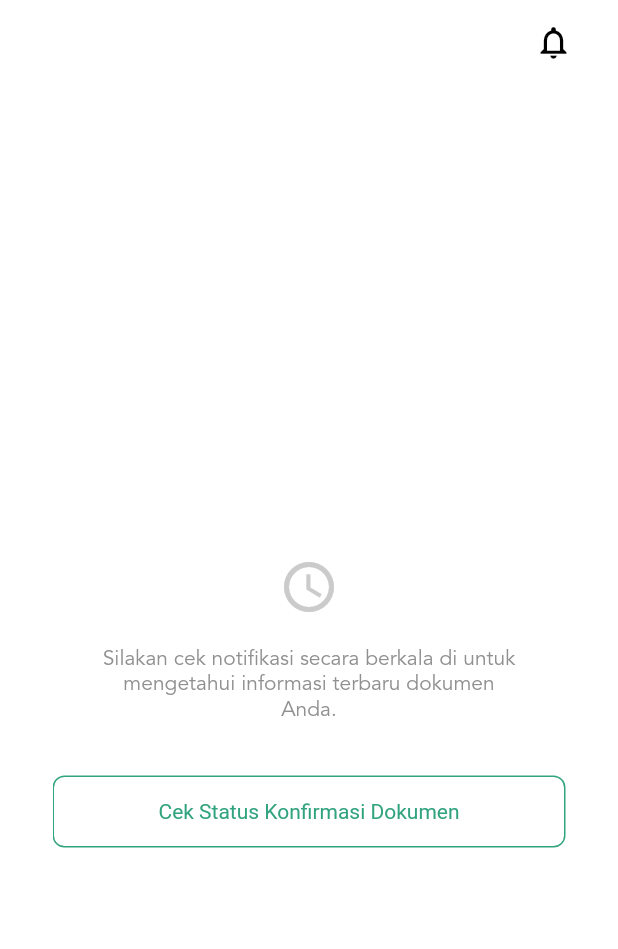
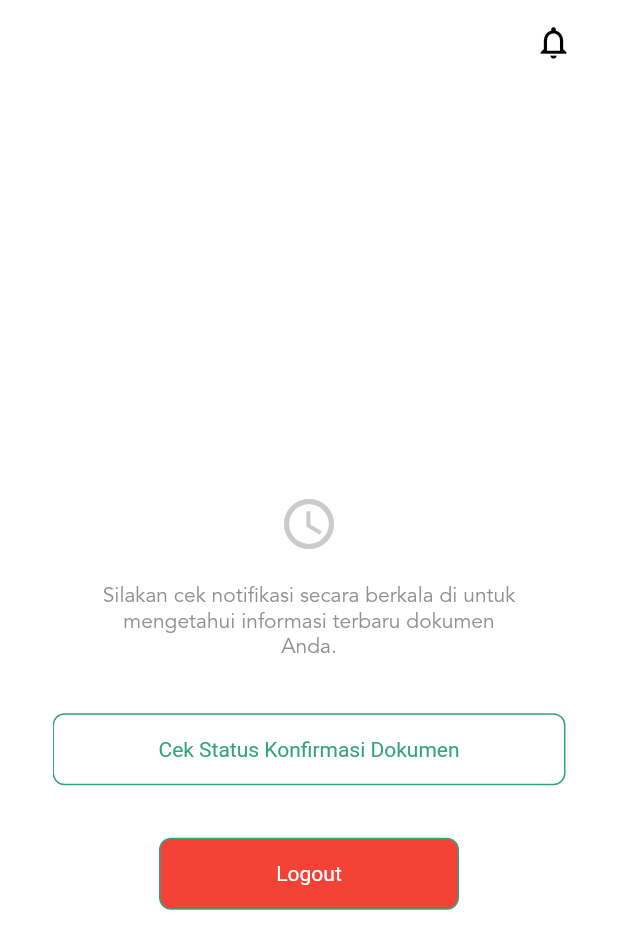
Before and after one commit to priambudiLB/trashi-mobile, a Flutter app: the ProfileScreenNotVerified screen opened by its route, on a phone screen of 412 x 824 dp. Shown: the top 949 px of the screen. Run offline on Flutter 3.47's test engine with Material 2 defaults, Android fonts, the phone set to English and light mode, and no system bars; our stand-ins replace dio, flutter_secure_storage, flutter_svg, formz, google_maps_flutter, image_picker and 5 more; missing offline and left inert: flutter_google_places, google_maps_webservice; accounts and stored records are empty; generated files the repository leaves out were written again; project files that could hold a hidden picture were left out.

Commit message:
fix: add logout

```diff
--- a/lib/app.dart
+++ b/lib/app.dart
@@ -24,6 +24,7 @@ class TrashiApplication extends StatelessWidget {
       theme: defaultTheme,
       title: APP_NAME,
       initialRoute: SplashScreen.PATH,
+      debugShowCheckedModeBanner: false,
       routes: <String, WidgetBuilder>{
         SplashScreen.PATH: (_) => SplashScreen(),
         ProfileScreenVerified.PATH: (_) => ProfileScreenVerified(),
--- a/lib/http_request/models/auth.dart
+++ b/lib/http_request/models/auth.dart
@@ -7,11 +7,9 @@ class SignInRequest {
   @JsonKey(name: 'username')
   String email;
   String password;
+  String requestSource;
 
-  SignInRequest({
-    this.email,
-    this.password,
-  });
+  SignInRequest({this.email, this.password, this.requestSource});
 
   factory SignInRequest.fromJson(Map<String, dynamic> json) =>
       _$SignInRequestFromJson(json);
--- a/lib/pages/log_in_screen/log_in_screen.dart
+++ b/lib/pages/log_in_screen/log_in_screen.dart
@@ -75,9 +75,9 @@ class _LogInScreenState extends State<LogInScreen> {
       }
     } else if (isEmail(_emailOrPhoneNumberController.text)) {
       SignInRequest body = SignInRequest(
-        email: _emailOrPhoneNumberController.text,
-        password: _passwordController.text,
-      );
+          email: _emailOrPhoneNumberController.text,
+          password: _passwordController.text,
+          requestSource: "mobile-app");
 
       final response = await ApiProvider().signIn(body);
 
--- a/lib/pages/profile_screen_redesign/profile_screen_checker.dart
+++ b/lib/pages/profile_screen_redesign/profile_screen_checker.dart
@@ -1,5 +1,4 @@
 import 'package:flutter/material.dart';
-import 'package:flutter/scheduler.dart';
 import 'package:formz/formz.dart';
 import 'package:trashi/pages/profile_screen_redesign/profile_screen_not_verified.dart';
 import 'package:trashi/pages/profile_screen_redesign/profile_screen_new.dart';
@@ -26,7 +25,7 @@ class _ProfileScreenCheckerState extends State<ProfileScreenChecker> {
   Widget build(BuildContext context) {
     if (context.watch<ProfileScreenProvider>().statusFetchData ==
         FormzStatus.submissionSuccess) {
-      if (context.watch<ProfileScreenProvider>().isAcc <= 0)
+      if (context.watch<ProfileScreenProvider>().isAcc <= 2)
         return ProfileScreenNotVerified();
       else
         return ProfileScreenVerified();
--- a/lib/pages/profile_screen_redesign/profile_screen_not_verified.dart
+++ b/lib/pages/profile_screen_redesign/profile_screen_not_verified.dart
@@ -33,11 +33,11 @@ class ProfileScreenNotVerified extends StatelessWidget {
             context.read<ProfileScreenProvider>().fetchData();
           },
           child: SingleChildScrollView(
-              physics: AlwaysScrollableScrollPhysics(),
+              physics: const AlwaysScrollableScrollPhysics(),
               child: Container(
                   alignment: Alignment.center,
                   height: MediaQuery.of(context).size.height -
-                      6 * MediaQuery.of(context).padding.top,
+                      5.5 * MediaQuery.of(context).padding.top,
                   child: WaitingForDocumentConfirmationComponent())),
         ),
       ),
--- a/lib/pages/profile_screen_redesign/registration_document_confirmation/components/waiting_for_document_confirmation_component.dart
+++ b/lib/pages/profile_screen_redesign/registration_document_confirmation/components/waiting_for_document_confirmation_component.dart
@@ -1,14 +1,17 @@
 import 'package:flutter/material.dart';
+import 'package:flutter/scheduler.dart';
 import 'package:trashi/components/button.dart';
 import 'package:trashi/constants/colors.dart';
+import 'package:trashi/pages/onboarding_redesign_screen/on_boarding_screen_view.dart';
+import 'package:trashi/pages/profile_screen_redesign/provider.dart';
 import 'package:trashi/pages/profile_screen_redesign/registration_document_confirmation/registration_document_confirmation.dart';
 import 'package:trashi/utils/commons.dart';
+import 'package:provider/provider.dart';
 
 class WaitingForDocumentConfirmationComponent extends StatelessWidget {
   @override
   Widget build(BuildContext context) {
     return Column(
-      mainAxisAlignment: MainAxisAlignment.center,
       mainAxisSize: MainAxisSize.min,
       children: [
         Icon(
@@ -35,6 +38,27 @@ class WaitingForDocumentConfirmationComponent extends StatelessWidget {
           backgroundColor: Colors.white,
           fontColor: hexToColor(MAIN_COLOR),
           borderColor: hexToColor(MAIN_COLOR),
+        ),
+        Container(
+          height: 35,
+        ),
+        Button(
+          onTap: () async {
+            await context.read<ProfileScreenProvider>().signOut();
+            if (context.read<ProfileScreenProvider>().isSignOutSuccessful)
+              SchedulerBinding.instance.addPostFrameCallback((_) {
+                Navigator.pushReplacement(
+                  context,
+                  MaterialPageRoute(
+                    builder: (context) => OnboardingScreen(),
+                  ),
+                );
+              });
+          },
+          title: "Logout",
+          backgroundColor: Colors.red,
+          fontColor: Colors.white,
+          borderColor: hexToColor(MAIN_COLOR),
         )
       ],
     );
```
Also changed, not shown: lib/pages/profile_screen_redesign/profile_screen_new.dart (+7 -1 lines), lib/pages/profile_screen_redesign/provider.dart (+16 -0 lines).
